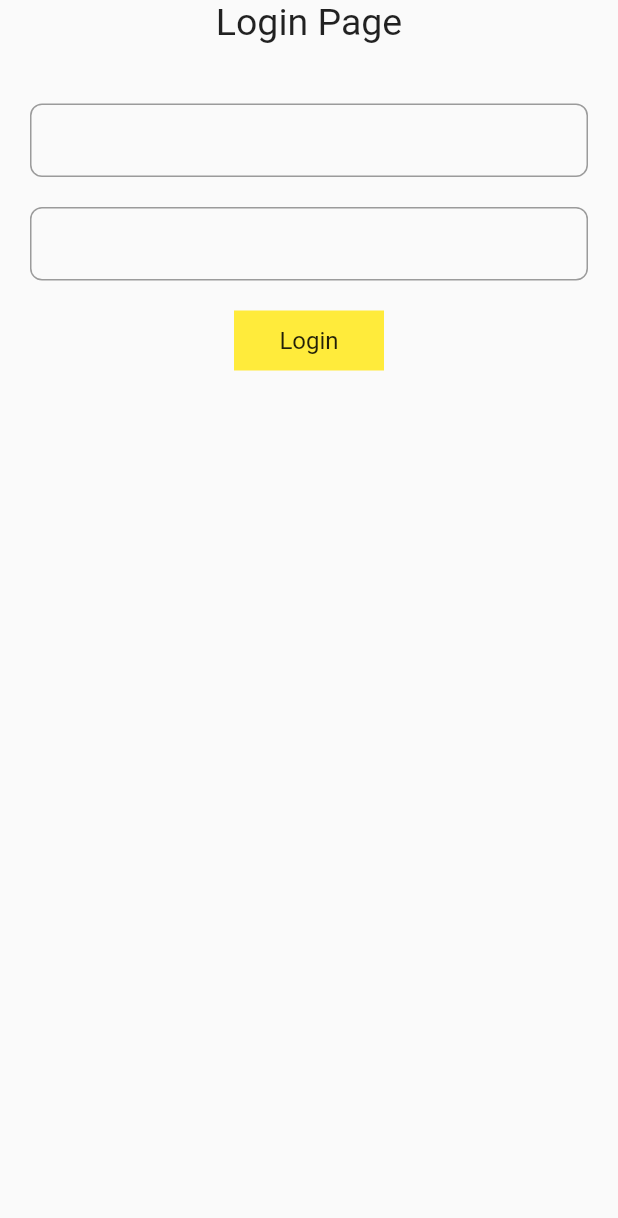
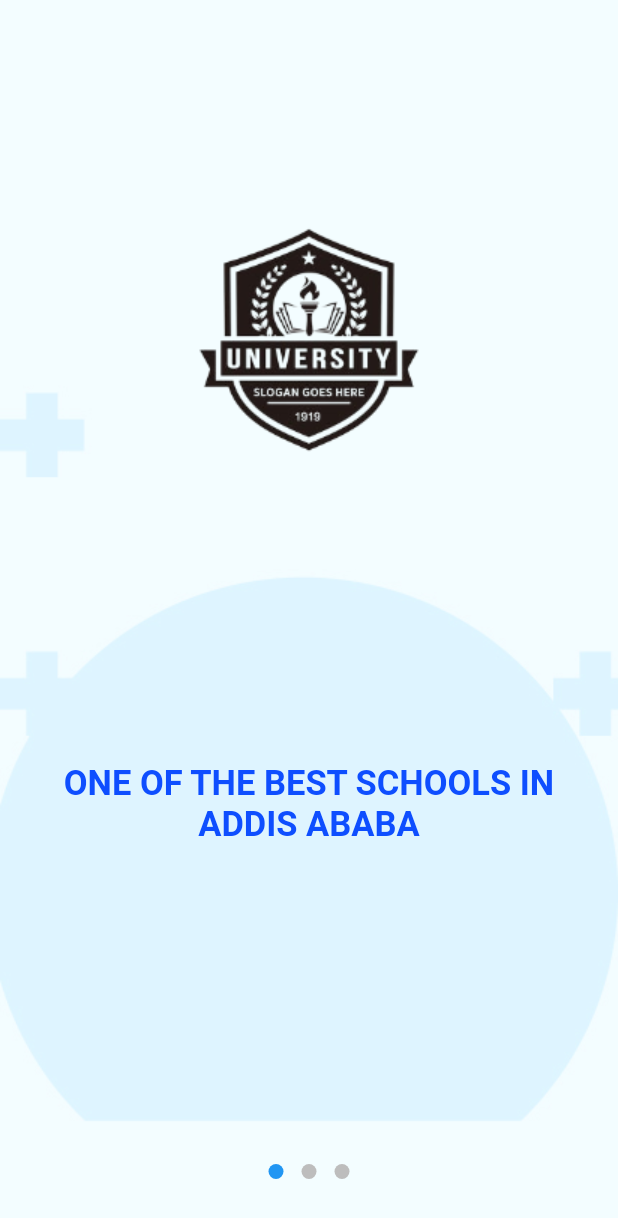
Before and after one commit to Yishak123-sol/school-app, a Flutter app: the screen it shows after launch, on a phone screen of 412 x 824 dp. Shown: the top 1218 px of the screen. Run offline on Flutter 3.47's test engine with Material 2 defaults, Android fonts, the phone set to English and light mode, and no system bars; drawn by our look-alikes of introduction_screen; Roboto replaces fonts that are missing (Poppins).

Commit message:
some edits

```diff
--- /dev/null
+++ b/lib/Pages/gettingStartedPage.dart
@@ -0,0 +1,155 @@
+import 'package:flutter/material.dart';
+import 'package:introduction_screen/introduction_screen.dart';
+import 'package:school_app/util/widgets.dart';
+
+class GettingStartedPage extends StatefulWidget {
+  const GettingStartedPage({Key? key}) : super(key: key);
+
+  @override
+  State<GettingStartedPage> createState() => _GettingStartedPageState();
+}
+
+class _GettingStartedPageState extends State<GettingStartedPage> {
+  final introKey = GlobalKey<IntroductionScreenState>();
+
+  @override
+  Widget build(BuildContext context) {
+    const bodyStyle = TextStyle(
+      fontSize: 23,
+      fontWeight: FontWeight.bold,
+      fontFamily: 'Poppins',
+      color: Color.fromARGB(255, 14, 78, 255),
+    );
+
+    const pageDecoration = PageDecoration(
+      bodyTextStyle: bodyStyle,
+      pageColor: Colors.transparent,
+      imagePadding: EdgeInsets.only(top: 30),
+      bodyAlignment: Alignment.topCenter,
+      imageAlignment: Alignment.topCenter,
+      bodyFlex: 0,
+      imageFlex: 0,
+      safeArea: 0,
+    );
+
+    final Orientation orientation = MediaQuery.of(context).orientation;
+
+    return Container(
+      decoration: const BoxDecoration(
+        image: DecorationImage(
+          image: AssetImage("assets/images/bg.jpg"),
+          fit: BoxFit.cover,
+        ),
+      ),
+      child: IntroductionScreen(
+        key: introKey,
+        globalBackgroundColor: Colors.transparent,
+        pages: [
+          PageViewModel(
+            title: "",
+            body: "ONE OF THE BEST SCHOOLS IN ADDIS ABABA",
+            image: orientation == Orientation.portrait
+                ? Image.asset(
+                    'assets/images/dum.png',
+                    height: 400,
+                  )
+                : null,
+            decoration: pageDecoration,
+          ),
+          PageViewModel(
+            title: "",
+            body: "THE PLACE WHERE KNOWLEDGE FINDS YOU",
+            image: orientation == Orientation.portrait
+                ? Image.asset(
+                    'assets/images/dum.png',
+                    height: 400,
+                  )
+                : null,
+            decoration: pageDecoration,
+          ),
+          PageViewModel(
+            useScrollView: false,
+            title: "",
+            image: orientation == Orientation.portrait
+                ? Image.asset(
+                    'assets/images/dum.png',
+                    height: 400,
+                  )
+                : null,
+            bodyWidget: Column(
+              mainAxisAlignment: MainAxisAlignment.center,
+              children: [
+                const WidgetSpace(
+                  space: 25,
+                  child: Text(
+                    'LOG IN AND EXPLORE OUT SCHOOL',
+                    style: bodyStyle,
+                    textAlign: TextAlign.center,
+                  ),
+                ),
+                ElevatedButton(
+                  style: ElevatedButton.styleFrom(
+                    padding: EdgeInsets.zero,
+                    shape: RoundedRectangleBorder(
+                      borderRadius: BorderRadius.circular(25.0),
+                    ),
+                  ),
+                  onPressed: () async {
+                    await Navigator.popAndPushNamed(
+                      context,
+                      'login',
+                    );
+                  },
+                  child: Ink(
+                    decoration: BoxDecoration(
+                      gradient: const LinearGradient(
+                        begin: Alignment.topLeft,
+                        end: Alignment.bottomRight,
+                        colors: [
+                          Color.fromARGB(255, 36, 107, 253),
+                          Color.fromARGB(255, 80, 137, 255)
+                        ],
+                      ),
+                      borderRadius: BorderRadius.circular(25),
+                    ),
+                    child: Container(
+                      padding: const EdgeInsets.fromLTRB(0, 20, 0, 20),
+                      decoration: BoxDecoration(
+                        borderRadius: BorderRadius.circular(25),
+                      ),
+                      constraints: const BoxConstraints(
+                        maxWidth: 250,
+                      ),
+                      child: const Center(
+                        child: Text(
+                          'Log In',
+                          style: TextStyle(
+                            fontWeight: FontWeight.w700,
+                            fontSize: 18,
+                          ),
+                        ),
+                      ),
+                    ),
+                  ),
+                ),
+              ],
+            ),
+            decoration: pageDecoration,
+          ),
+        ],
+        showSkipButton: false,
+        skipOrBackFlex: 0,
+        nextFlex: 0,
+        showBackButton: false,
+        showDoneButton: false,
+        showNextButton: false,
+        controlsMargin: const EdgeInsets.all(16),
+        dotsDecorator: const DotsDecorator(
+          size: Size(10.0, 10.0),
+          color: Color(0xFFBDBDBD),
+          activeSize: Size(10.0, 10.0),
+        ),
+      ),
+    );
+  }
+}
--- a/lib/main.dart
+++ b/lib/main.dart
@@ -1,4 +1,5 @@
 import 'package:flutter/material.dart';
+import 'package:school_app/Pages/gettingStartedPage.dart';
 import 'package:school_app/Pages/loginPage.dart';
 import 'package:flutter/services.dart';
 
@@ -11,8 +12,9 @@ void main() {
     theme: ThemeData(
       fontFamily: 'Poppins',
     ),
-    initialRoute: 'login',
+    initialRoute: '/',
     routes: {
+      '/': (context) => const GettingStartedPage(),
       'login': (context) => const LoginScreen(),
     },
   ));
--- a/lib/tempCodeRunnerFile.dart
+++ /dev/null
@@ -1,18 +0,0 @@
-import 'package:flutter/material.dart';
-import 'package:school_app/Pages/loginPage.dart';
-
-void main() {
-  runApp(const MyApp());
-}
-
-class MyApp extends StatelessWidget {
-  const MyApp({super.key});
-
-  @override
-  Widget build(BuildContext context) {
-    return const MaterialApp(
-      debugShowCheckedModeBanner: false,
-      home: LoginScreen(),
-    );
-  }
-}
--- a/lib/util/widgets.dart
+++ b/lib/util/widgets.dart
@@ -15,3 +15,18 @@ class InputTextField extends StatelessWidget {
     );
   }
 }
+
+class WidgetSpace extends StatelessWidget {
+  const WidgetSpace({Key? key, this.child, this.space = 0.0}) : super(key: key);
+  final child;
+  final double space;
+  @override
+  Widget build(BuildContext context) => Column(
+        children: <Widget>[
+          child,
+          SizedBox(
+            height: space,
+          )
+        ],
+      );
+}
```
Also changed, not shown: pubspec.yaml (+4 -3 lines), assets/images/bg.jpg (added), assets/images/dum.png (added), pubspec.lock.
